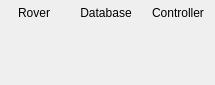
Above: src/designer/widget_controlStatus.ui from marsinstituteSC/MissionControl before the change. Below: the same form after it.
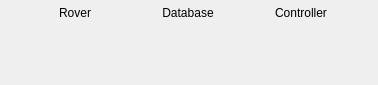
That is the form after the change.

Commit message:
- Simple status and layout changes.
- Simple layout looks bad currently, will change later when we get better pictures.

Patch:
```diff
--- a/src/designer/widget_controlStatus.ui
+++ b/src/designer/widget_controlStatus.ui
@@ -6,14 +6,14 @@
    <rect>
     <x>0</x>
     <y>0</y>
-    <width>215</width>
+    <width>378</width>
     <height>85</height>
    </rect>
   </property>
   <property name="maximumSize">
    <size>
-    <width>215</width>
-    <height>85</height>
+    <width>16777215</width>
+    <height>16777215</height>
    </size>
   </property>
   <property name="windowTitle">
@@ -32,13 +32,9 @@
    <property name="bottomMargin">
     <number>0</number>
    </property>
-   <property name="horizontalSpacing">
-    <number>6</number>
-   </property>
-   <property name="verticalSpacing">
-    <number>0</number>
-   </property>
    <item row="0" column="0">
+    <layout class="QVBoxLayout" name="verticalLayout_3">
+     <item>
     <widget class="QLabel" name="label_communication">
      <property name="maximumSize">
       <size>
@@ -54,7 +50,7 @@
      </property>
     </widget>
    </item>
-   <item row="1" column="0">
+     <item>
     <widget class="QLabel" name="label_rover_status">
      <property name="maximumSize">
       <size>
@@ -70,7 +66,27 @@
      </property>
     </widget>
    </item>
-   <item row="1" column="1">
+    </layout>
+   </item>
+   <item row="0" column="1">
+    <layout class="QVBoxLayout" name="verticalLayout_2">
+     <item>
+      <widget class="QLabel" name="label_database">
+       <property name="maximumSize">
+        <size>
+         <width>64</width>
+         <height>25</height>
+        </size>
+       </property>
+       <property name="text">
+        <string>Database</string>
+       </property>
+       <property name="alignment">
+        <set>Qt::AlignCenter</set>
+       </property>
+      </widget>
+     </item>
+     <item>
     <widget class="QLabel" name="label_database_status">
      <property name="maximumSize">
       <size>
@@ -86,23 +102,11 @@
      </property>
     </widget>
    </item>
-   <item row="1" column="2">
-    <widget class="QLabel" name="label_controller_status">
-     <property name="maximumSize">
-      <size>
-       <width>64</width>
-       <height>64</height>
-      </size>
-     </property>
-     <property name="text">
-      <string/>
-     </property>
-     <property name="scaledContents">
-      <bool>true</bool>
-     </property>
-    </widget>
+    </layout>
    </item>
    <item row="0" column="2">
+    <layout class="QVBoxLayout" name="verticalLayout">
+     <item>
     <widget class="QLabel" name="label_controller">
      <property name="maximumSize">
       <size>
@@ -118,21 +122,23 @@
      </property>
     </widget>
    </item>
-   <item row="0" column="1">
-    <widget class="QLabel" name="label_database">
+     <item>
+      <widget class="QLabel" name="label_controller_status">
      <property name="maximumSize">
       <size>
        <width>64</width>
-       <height>25</height>
+         <height>64</height>
       </size>
      </property>
      <property name="text">
-      <string>Database</string>
-     </property>
-     <property name="alignment">
-      <set>Qt::AlignCenter</set>
-     </property>
-    </widget>
+        <string/>
+       </property>
+       <property name="scaledContents">
+        <bool>true</bool>
+       </property>
+      </widget>
+     </item>
+    </layout>
    </item>
   </layout>
  </widget>
```
Left out of the diff: 2 changed lines with no effect on the pictures. Lines whose indentation alone changed are shown as unchanged. The commit also changes 8 other files.
